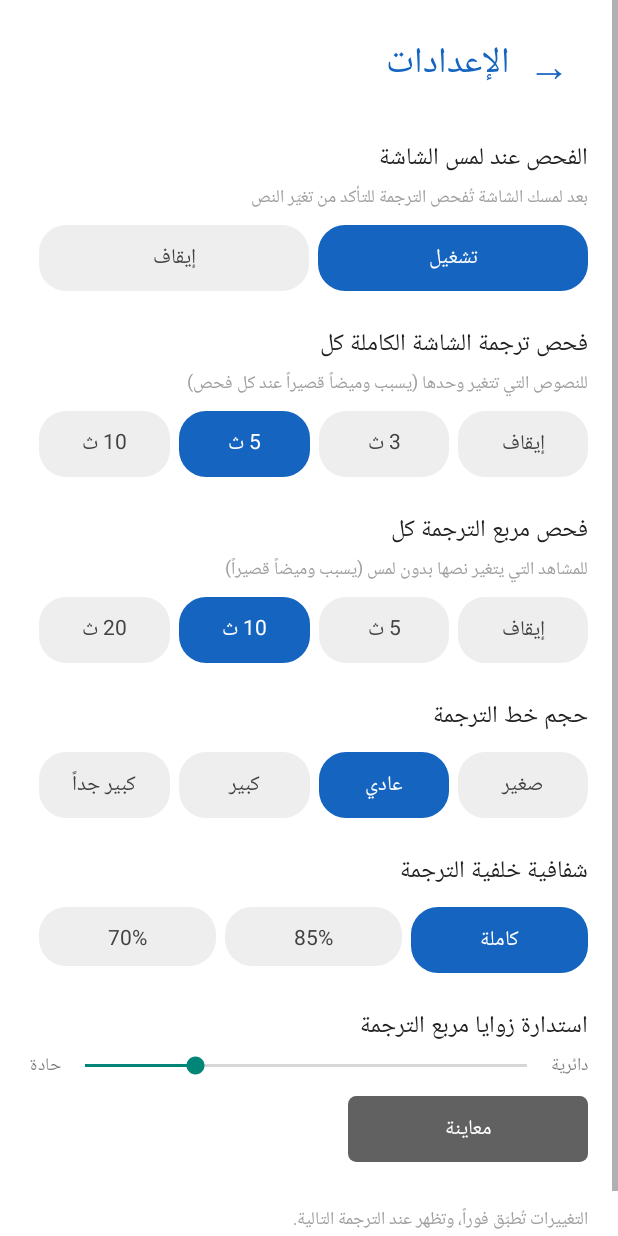
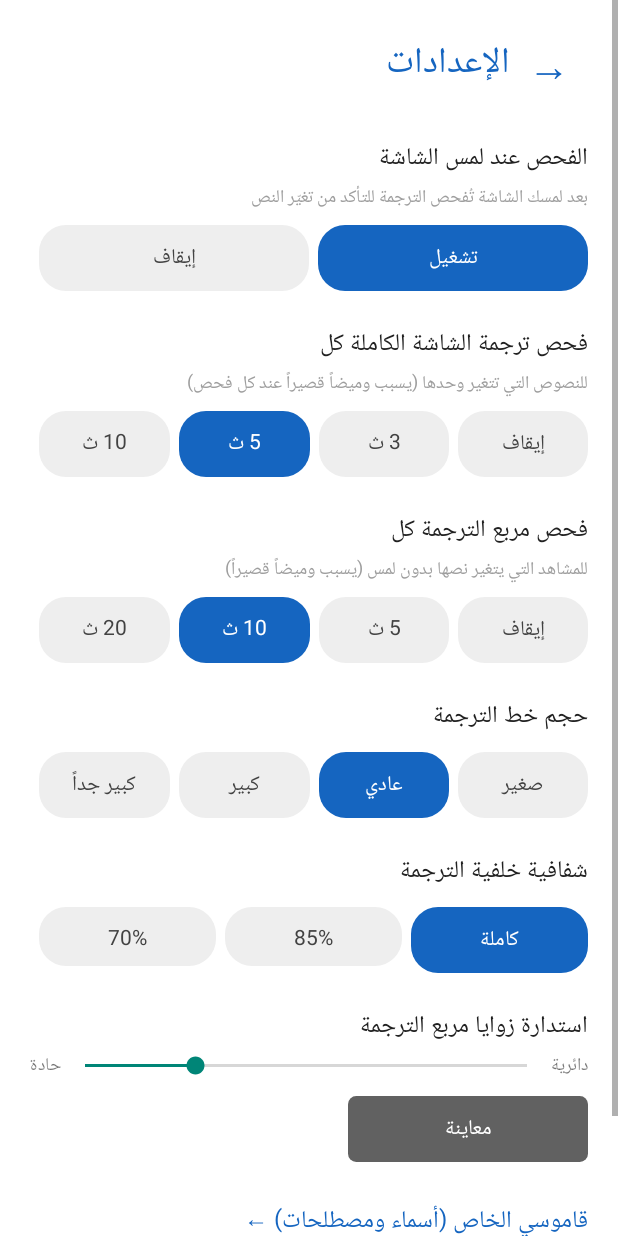
Before and after one commit to EmadSyHo/Translator-Pro, an Android app: the SettingsActivity screen opened directly, with no data from a screen before it, on a phone screen of 412 x 824 dp. Run offline under Robolectric (Android 15) with nearby library versions, the phone set to English and light mode, and no system bars.

Commit message:
Update SettingsActivity.kt

```diff
--- a/app/src/main/java/com/translatorpro/app/SettingsActivity.kt
+++ b/app/src/main/java/com/translatorpro/app/SettingsActivity.kt
@@ -10,6 +10,7 @@ import android.widget.LinearLayout
 import android.widget.ScrollView
 import android.widget.SeekBar
 import android.widget.TextView
+import android.content.Intent
 
 class SettingsActivity : Activity() {
 
@@ -68,6 +69,13 @@ class SettingsActivity : Activity() {
             "alpha", 100, listOf("كاملة", "85%", "70%"), listOf(100, 85, 70)
         )
         addSlider(root, "استدارة زوايا مربع الترجمة", "radius", 25)
+                root.addView(TextView(this).apply {
+            text = "قاموسي الخاص (أسماء ومصطلحات) ←"
+            textSize = 16f
+            setTextColor(Color.parseColor("#1565C0"))
+            setPadding(0, dp(26), 0, dp(4))
+            setOnClickListener { startActivity(Intent(this@SettingsActivity, DictionaryActivity::class.java)) }
+        })
 
         root.addView(TextView(this).apply {
             text = "التغييرات تُطبّق فوراً، وتظهر عند الترجمة التالية."
```
